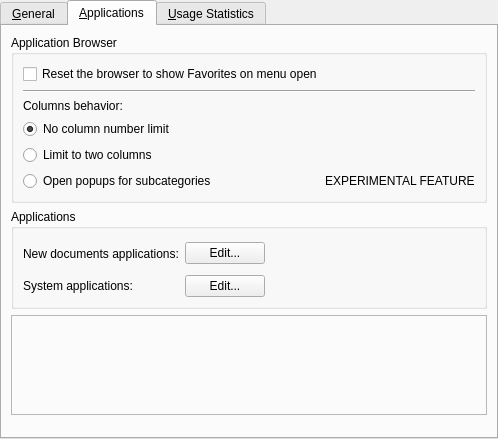
First picture: the form in applets/lancelot/application/ui/LancelotConfigBase.ui, repository KDE/kdeplasma-addons, before the edit.
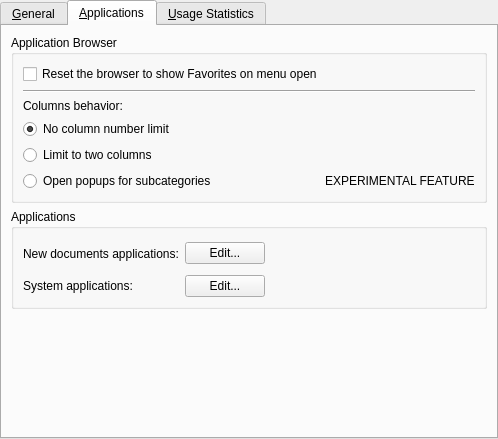
Second picture: the form after the edit. Custom widgets are drawn as their Qt base class.

Commit message: Removed an unused panel

```diff
--- a/applets/lancelot/application/ui/LancelotConfigBase.ui
+++ b/applets/lancelot/application/ui/LancelotConfigBase.ui
@@ -270,22 +270,6 @@
          </layout>
         </widget>
        </item>
-       <item>
-        <widget class="QFrame" name="frame">
-         <property name="minimumSize">
-          <size>
-           <width>0</width>
-           <height>100</height>
-          </size>
-         </property>
-         <property name="frameShape">
-          <enum>QFrame::StyledPanel</enum>
-         </property>
-         <property name="frameShadow">
-          <enum>QFrame::Raised</enum>
-         </property>
-        </widget>
-       </item>
        <item>
         <spacer name="verticalSpacer_2">
          <property name="orientation">
```
